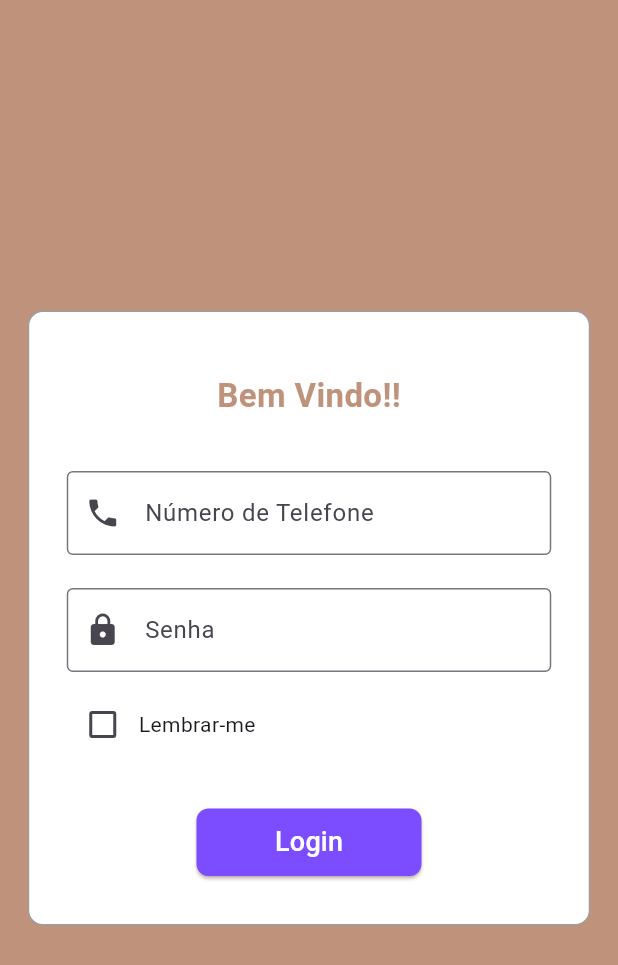
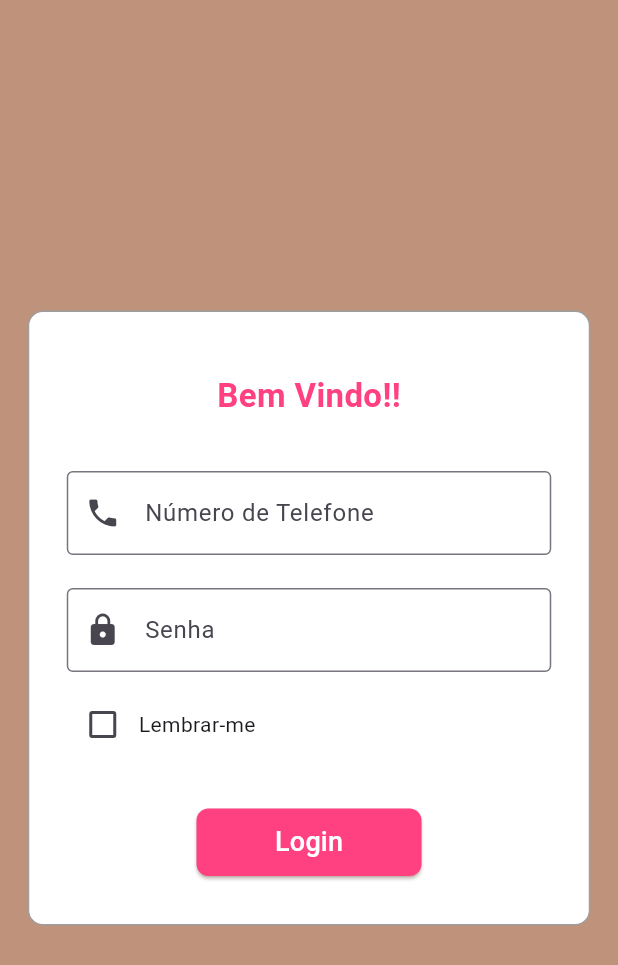
Before and after one commit to LuixCabral/Confeitaria, a Flutter app: the screen it shows after launch, on a phone screen of 412 x 824 dp. Shown: the top 965 px of the screen. Run offline on Flutter 3.47's test engine with Material 3 defaults, Android fonts, the light colour scheme and no system bars; our stand-ins replace curved_navigation_bar, flutter_svg, image_picker, mask_text_input_formatter, shared_preferences, sqflite; accounts and stored records are empty.

Commit message:
cor do botao

```diff
--- a/lib/pages/login_mobile_body.dart
+++ b/lib/pages/login_mobile_body.dart
@@ -157,7 +157,7 @@ class _LoginMobileBodyState extends State<LoginMobileBody> {
                     const Text(
                       'Bem Vindo!!',
                       style: TextStyle(
-                        color: Color(0xFFBF927B),
+                        color: Colors.pinkAccent,
                         fontSize: 22,
                         fontWeight: FontWeight.bold,
                       ),
@@ -221,7 +221,7 @@ class _LoginMobileBodyState extends State<LoginMobileBody> {
                               if (states.contains(WidgetState.disabled)) {
                                 return Colors.grey;
                               }
-                              return Colors.deepPurpleAccent;
+                              return Colors.pinkAccent;
                             },
                           ),
                           shadowColor: WidgetStateProperty.all(const Color(0xFFBF927B)),
```
